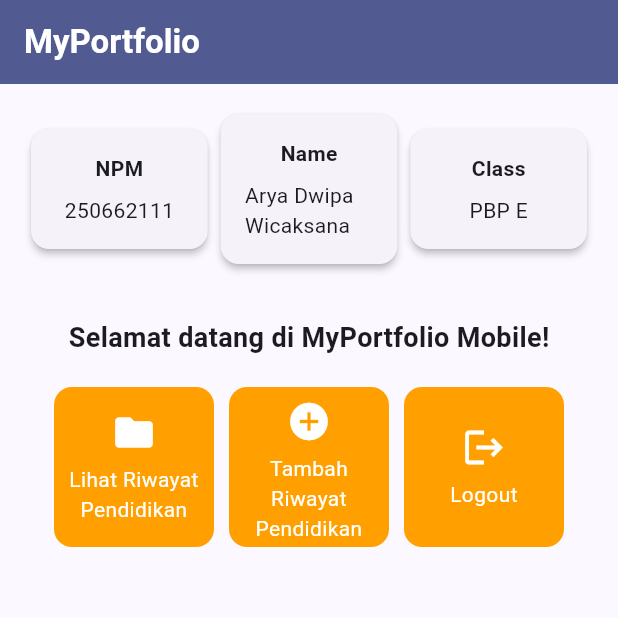
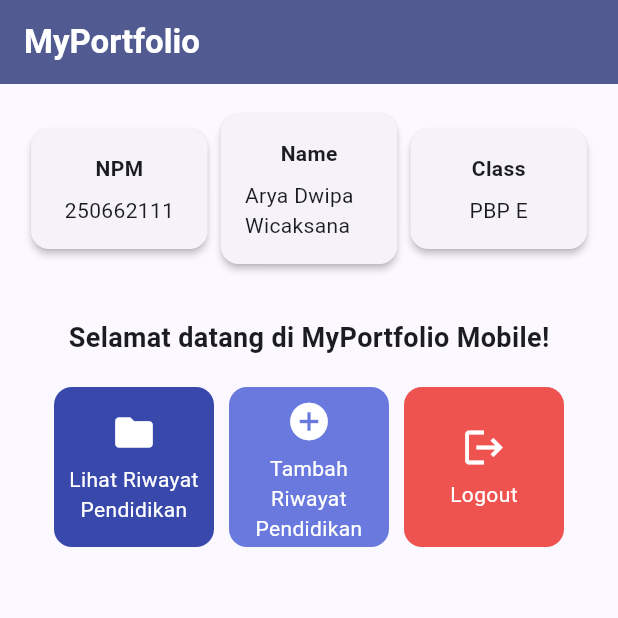
Before and after one commit to aryadwipa24/myportofolio_mobile, a Flutter app: the screen it shows after launch, on a phone screen of 412 x 824 dp, the top half of it. Run offline on Flutter 3.47's test engine with Material 3 defaults, Android fonts, the phone set to English and light mode, and no system bars.

Commit message:
feat: mengganti warna tombol

```diff
--- a/lib/menu.dart
+++ b/lib/menu.dart
@@ -8,9 +8,9 @@ class MyHomePage extends StatelessWidget {
   final String kelas = "PBP E";
 
   final List<ItemHomepage> items = [
-    ItemHomepage("Lihat Riwayat Pendidikan", Icons.folder),
-    ItemHomepage("Tambah Riwayat Pendidikan", Icons.add_circle),
-    ItemHomepage("Logout", Icons.logout),
+    ItemHomepage("Lihat Riwayat Pendidikan", Icons.folder, const Color.fromARGB(255, 57, 73, 171)),
+    ItemHomepage("Tambah Riwayat Pendidikan", Icons.add_circle, const Color.fromARGB(255, 105, 121, 221)),
+    ItemHomepage("Logout", Icons.logout, const Color.fromARGB(255, 239, 83, 80)),
   ];
 
   @override
@@ -115,8 +115,9 @@ class InfoCard extends StatelessWidget {
 class ItemHomepage {
   final String name;
   final IconData icon;
+  final Color color;
 
-  ItemHomepage(this.name, this.icon);
+  ItemHomepage(this.name, this.icon, this.color);
 }
 
 class ItemCard extends StatelessWidget {
@@ -128,7 +129,7 @@ class ItemCard extends StatelessWidget {
   Widget build(BuildContext context) {
     return Material(
       // Menggunakan warna sekunder dari skema tema aplikasi.
-      color: Theme.of(context).colorScheme.secondary,
+      color: item.color,
       borderRadius: BorderRadius.circular(12),
       child: InkWell(
         // Aksi ketika kartu ditekan oleh pengguna.
```
